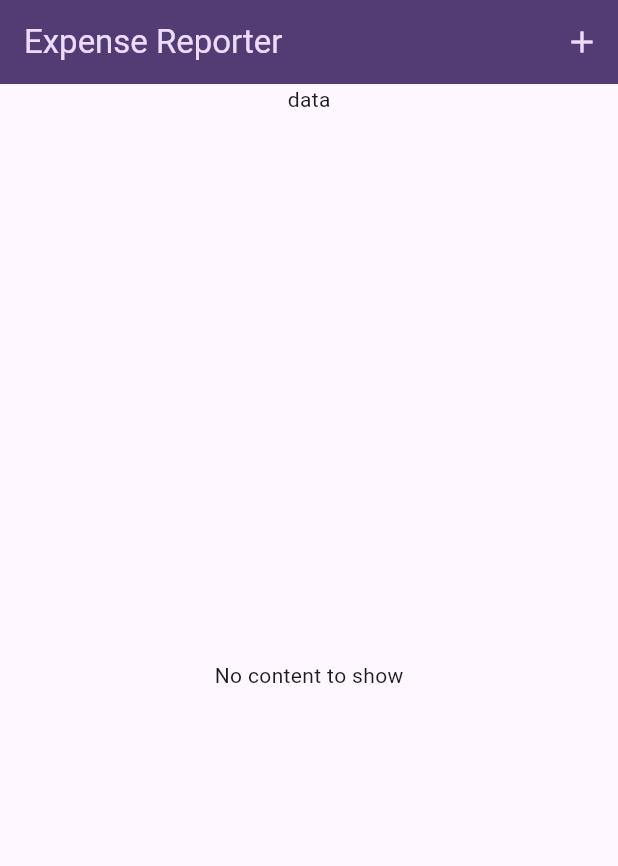
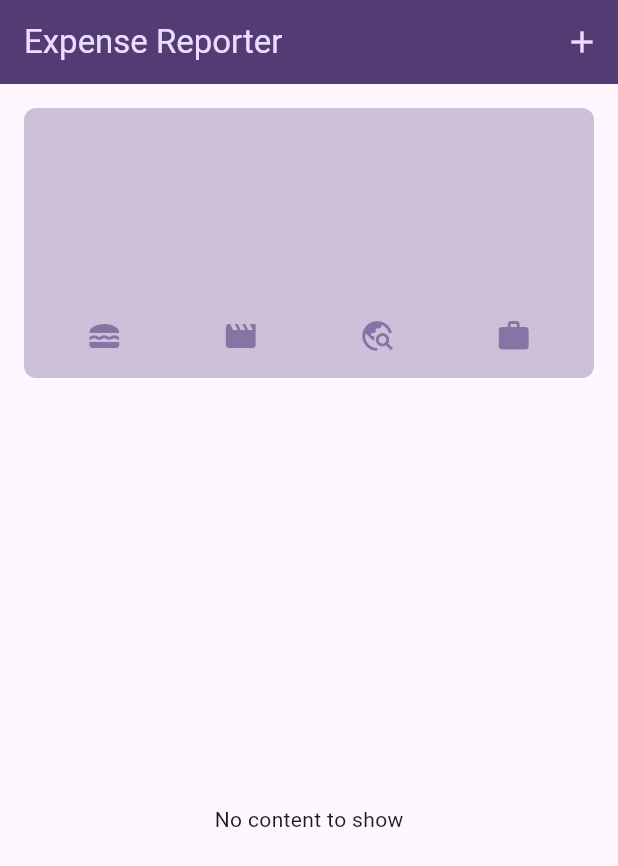
Before and after one commit to BrajeshSanodiya/ExpenseReporter, a Flutter app: the screen it shows after launch, on a phone screen of 412 x 824 dp. Shown: the top 866 px of the screen. Run offline on Flutter 3.47's test engine with Material 3 defaults, Android fonts, the phone set to English and light mode, and no system bars.

Commit message:
chart added

```diff
--- a/lib/main.dart
+++ b/lib/main.dart
@@ -4,7 +4,7 @@
 
 
 
-var kColorScheme = ColorScheme.fromSeed(seedColor: const Color.fromARGB(255, 166, 129, 222));
+var kColorScheme = ColorScheme.fromSeed(seedColor: const Color.fromARGB(255, 138, 88, 214));
 
 var kDarkColorScheme = ColorScheme.fromSeed(
   brightness: Brightness.dark,
--- a/lib/models/expense.dart
+++ b/lib/models/expense.dart
@@ -36,3 +36,30 @@
 
 
 }
+
+
+class ExpenseBucket {
+  const ExpenseBucket({
+    required this.category,
+    required this.expenses
+  });
+
+ExpenseBucket.forCategory(List<Expense> allExpenses, this.category)
+: expenses=allExpenses.where((expense)=>expense.category==category).toList() ;
+
+
+final Category category;
+final List<Expense> expenses;
+
+
+
+
+double get totalExpenses {
+  double sum=0;
+  for (var expense in expenses) {
+    sum +=expense.amount;
+  }
+  return sum;
+}
+
+}
--- /dev/null
+++ b/lib/widgets/chart/chart.dart
@@ -0,0 +1,95 @@
+import 'package:expense_reporter/models/expense.dart';
+import 'package:flutter/material.dart';
+import 'package:expense_reporter/widgets/chart/chart_bar.dart';
+
+
+class Chart extends StatelessWidget {
+  const Chart({super.key, required this.expenses});
+
+  final List<Expense> expenses;
+
+  List<ExpenseBucket> get buckets {
+    return [
+      ExpenseBucket.forCategory(expenses, Category.food),
+      ExpenseBucket.forCategory(expenses, Category.leisure),
+      ExpenseBucket.forCategory(expenses, Category.travel),
+      ExpenseBucket.forCategory(expenses, Category.work),
+    ];
+  }
+
+  double get maxTotalExpense {
+    double maxTotalExpense = 0;
+
+    for (final bucket in buckets) {
+      if (bucket.totalExpenses > maxTotalExpense) {
+        maxTotalExpense = bucket.totalExpenses;
+      }
+    }
+
+    return maxTotalExpense;
+  }
+
+  @override
+  Widget build(BuildContext context) {
+    final isDarkMode =
+        MediaQuery.of(context).platformBrightness == Brightness.dark;
+    return Container(
+      margin: const EdgeInsets.all(16),
+      padding: const EdgeInsets.symmetric(
+        vertical: 16,
+        horizontal: 8,
+      ),
+      width: double.infinity,
+      height: 180,
+      decoration: BoxDecoration(
+        borderRadius: BorderRadius.circular(8),
+        gradient: LinearGradient(
+          colors: [
+            Theme.of(context).colorScheme.primary.withAlpha(85),
+            Theme.of(context).colorScheme.primary.withAlpha(85)
+          ],
+          begin: Alignment.bottomCenter,
+          end: Alignment.topCenter,
+        ),
+      ),
+      child: Column(
+        children: [
+          Expanded(
+            child: Row(
+              crossAxisAlignment: CrossAxisAlignment.end,
+              children: [
+                for (final bucket in buckets) // alternative to map()
+                  ChartBar(
+                    fill: bucket.totalExpenses == 0
+                        ? 0
+                        : bucket.totalExpenses / maxTotalExpense,
+                  )
+              ],
+            ),
+          ),
+          const SizedBox(height: 12),
+          Row(
+            children: buckets
+                .map(
+                  (bucket) => Expanded(
+                    child: Padding(
+                      padding: const EdgeInsets.symmetric(horizontal: 4),
+                      child: Icon(
+                        categoryIcons[bucket.category],
+                        color: isDarkMode
+                            ? Theme.of(context).colorScheme.secondary
+                            : Theme.of(context)
+                                .colorScheme
+                                .primary
+                                .withOpacity(0.7),
+                      ),
+                    ),
+                  ),
+                )
+                .toList(),
+          )
+        ],
+      ),
+    );
+  }
+}
--- /dev/null
+++ b/lib/widgets/chart/chart_bar.dart
@@ -0,0 +1,34 @@
+import 'package:flutter/material.dart';
+
+class ChartBar extends StatelessWidget {
+  const ChartBar({
+    super.key,
+    required this.fill,
+  });
+
+  final double fill;
+
+  @override
+  Widget build(BuildContext context) {
+    final isDarkMode =
+        MediaQuery.of(context).platformBrightness == Brightness.dark;
+    return Expanded(
+      child: Padding(
+        padding: const EdgeInsets.symmetric(horizontal: 4),
+        child: FractionallySizedBox(
+          heightFactor: fill,
+          child: DecoratedBox(
+            decoration: BoxDecoration(
+              shape: BoxShape.rectangle,
+              borderRadius:
+                  const BorderRadius.vertical(top: Radius.circular(8)),
+              color: isDarkMode
+                  ? Theme.of(context).colorScheme.secondary
+                  : Theme.of(context).colorScheme.primary.withOpacity(0.65),
+            ),
+          ),
+        ),
+      ),
+    );
+  }
+}
--- a/lib/widgets/expenses.dart
+++ b/lib/widgets/expenses.dart
@@ -1,4 +1,5 @@
 import 'package:expense_reporter/models/expense.dart';
+import 'package:expense_reporter/widgets/chart/chart.dart';
 import 'package:expense_reporter/widgets/expenses_list/expenses_list.dart';
 import 'package:expense_reporter/widgets/new_expenses.dart';
 import 'package:flutter/material.dart';
@@ -97,7 +98,10 @@
           ],
         ),
         body: Column(
-          children: [const Text("data"), Expanded(child: mainContent)],
+          children: [
+          Chart(expenses: _registerExpenses),
+          Expanded(child: mainContent)
+          ],
         ));
   }
 }
```
